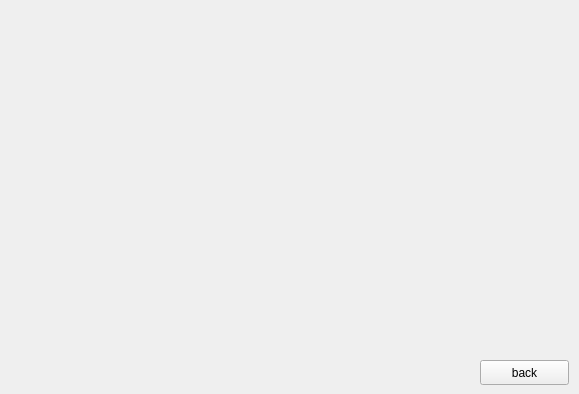
The window that graphics/rakab/mapwindow.ui (pouyatavakoli/Rakab) describes before a commit, drawn with Qt 5.
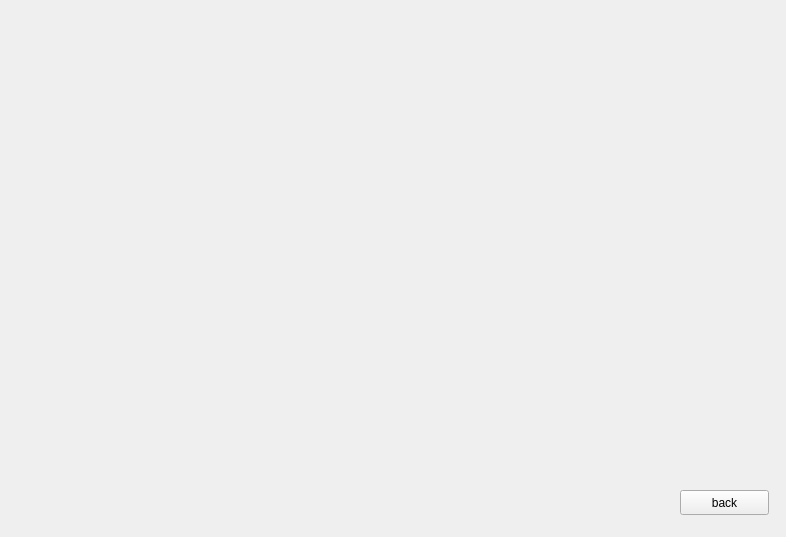
The same window after the commit. Icons and pictures are not drawn.

The edit to the form file:
```diff
--- a/graphics/rakab/mapwindow.ui
+++ b/graphics/rakab/mapwindow.ui
@@ -6,8 +6,8 @@
    <rect>
     <x>0</x>
     <y>0</y>
-    <width>579</width>
-    <height>394</height>
+    <width>786</width>
+    <height>537</height>
    </rect>
   </property>
   <property name="windowTitle">
@@ -16,8 +16,8 @@
   <widget class="QPushButton" name="pushButton">
    <property name="geometry">
     <rect>
-     <x>480</x>
-     <y>360</y>
+     <x>680</x>
+     <y>490</y>
      <width>89</width>
      <height>25</height>
     </rect>
@@ -26,6 +26,38 @@
     <string>back</string>
    </property>
   </widget>
+  <widget class="QLabel" name="NeshaneJang">
+   <property name="geometry">
+    <rect>
+     <x>70</x>
+     <y>420</y>
+     <width>63</width>
+     <height>71</height>
+    </rect>
+   </property>
+   <property name="styleSheet">
+    <string notr="true">image: url(:/new/symbols/assets/symbols/Wa_Sym.png);</string>
+   </property>
+   <property name="text">
+    <string/>
+   </property>
+  </widget>
+  <widget class="QLabel" name="NeshaneSolh">
+   <property name="geometry">
+    <rect>
+     <x>160</x>
+     <y>420</y>
+     <width>63</width>
+     <height>71</height>
+    </rect>
+   </property>
+   <property name="styleSheet">
+    <string notr="true">image: url(:/new/symbols/assets/symbols/Pe_Sym.png);</string>
+   </property>
+   <property name="text">
+    <string/>
+   </property>
+  </widget>
  </widget>
  <resources/>
  <connections/>
```
